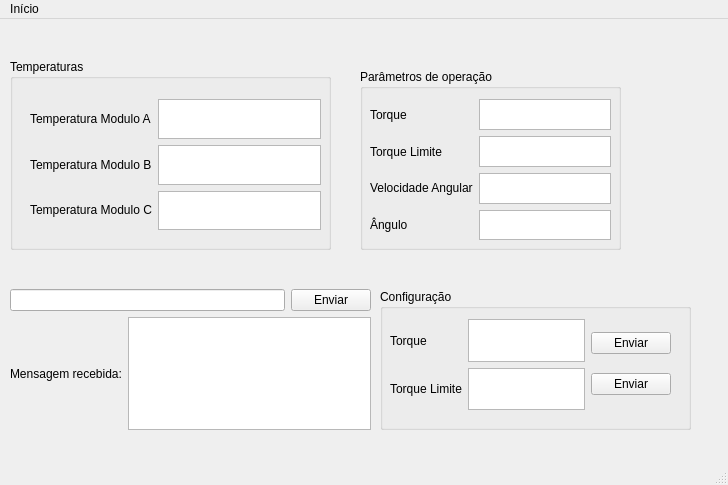
This is UDPTeste3Server/mainwindow.ui in madfelps/FAN as Qt 5 draws it before an edit. The edited form follows.
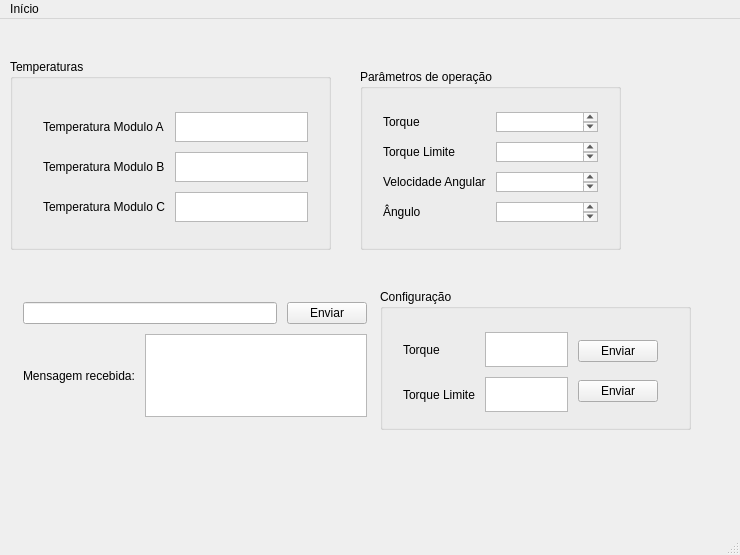
This is the edited form.

Commit message: Interface do teste atual

The edit to the form file:
```diff
--- a/UDPTeste3Server/mainwindow.ui
+++ b/UDPTeste3Server/mainwindow.ui
@@ -6,8 +6,8 @@
    <rect>
     <x>0</x>
     <y>0</y>
-    <width>728</width>
-    <height>485</height>
+    <width>740</width>
+    <height>555</height>
    </rect>
   </property>
   <property name="windowTitle">
@@ -41,7 +41,7 @@
        <x>20</x>
        <y>40</y>
        <width>291</width>
-       <height>131</height>
+       <height>136</height>
       </rect>
      </property>
      <layout class="QHBoxLayout" name="horizontalLayout_3">
@@ -111,7 +111,7 @@
        <x>10</x>
        <y>30</y>
        <width>241</width>
-       <height>141</height>
+       <height>136</height>
       </rect>
      </property>
      <layout class="QHBoxLayout" name="horizontalLayout">
@@ -187,7 +187,7 @@
      <rect>
       <x>10</x>
       <y>270</y>
-      <width>361</width>
+      <width>370</width>
       <height>141</height>
      </rect>
     </property>
@@ -240,7 +240,7 @@
        <x>10</x>
        <y>30</y>
        <width>281</width>
-       <height>91</height>
+       <height>106</height>
       </rect>
      </property>
      <layout class="QHBoxLayout" name="horizontalLayout_5">
@@ -307,7 +307,7 @@
     <rect>
      <x>0</x>
      <y>0</y>
-     <width>728</width>
+     <width>740</width>
      <height>22</height>
     </rect>
    </property>
@@ -320,6 +320,7 @@
   </widget>
   <widget class="QStatusBar" name="statusbar"/>
  </widget>
+ <layoutdefault spacing="10" margin="13"/>
  <resources/>
  <connections/>
 </ui>
```
Left out of the diff: 17 changed lines with no effect on the pictures. The commit also changes 2 other files.
